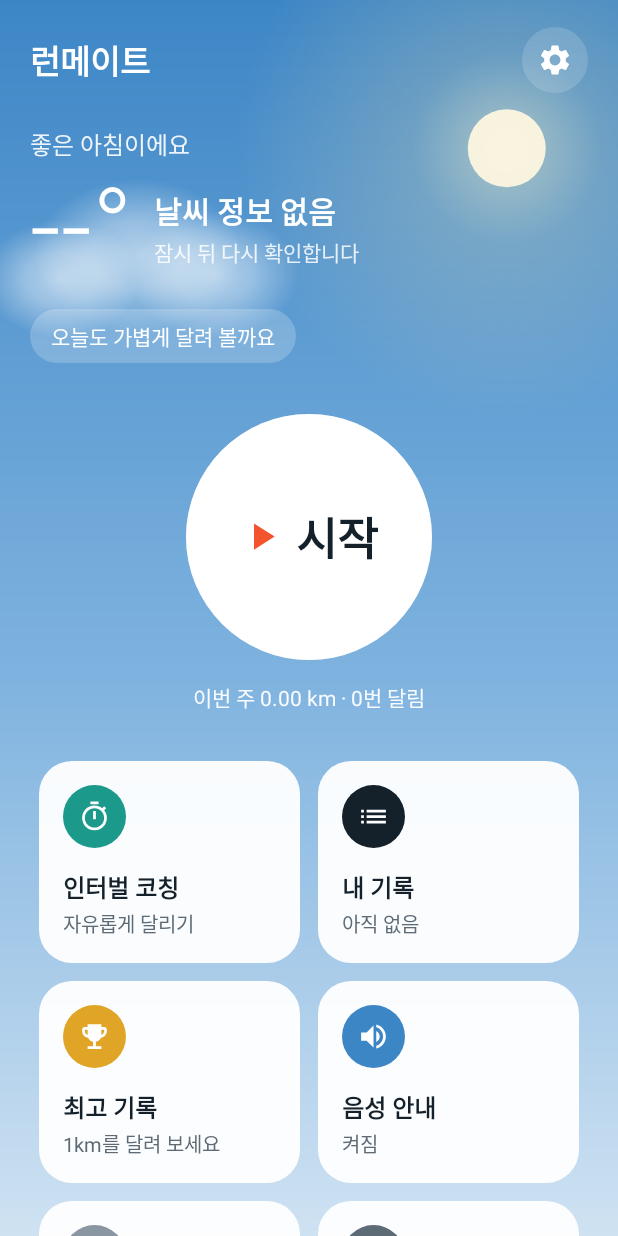
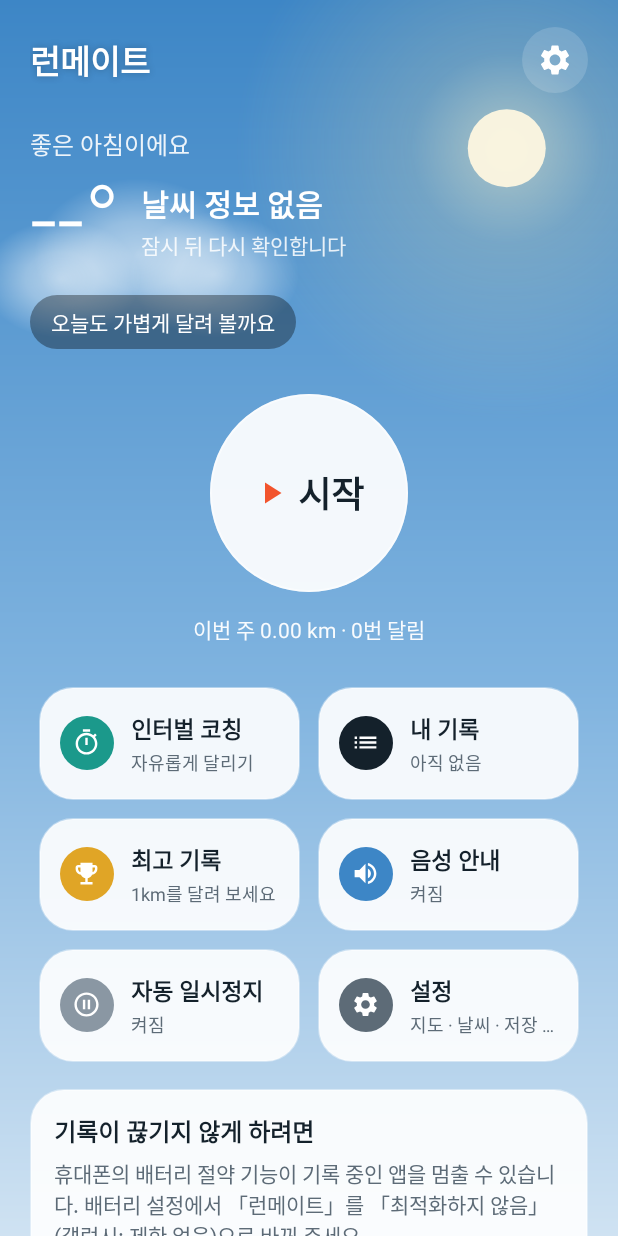
Before and after one commit to sby1234-ai/runmate, an Android app: the screen it shows after launch (MainActivity), on a phone screen of 412 x 824 dp. Run offline under Robolectric (Android 15) with nearby library versions, the phone set to English and light mode, and no system bars; pictures from the network do not load.

```diff
--- a/app/src/main/java/io/github/sby1234ai/runmate/MainActivity.kt
+++ b/app/src/main/java/io/github/sby1234ai/runmate/MainActivity.kt
@@ -56,6 +56,10 @@ class MainActivity : AppCompatActivity() {
     private val ticker = Handler(Looper.getMainLooper())
     private var openedSavedId: Long? = null
     private var demoWeather: WeatherNow? = null
+    private var currentSky = Sky.PARTLY
+    private var currentNight = false
+    private var darkTiles = false
+    private var running = false
 
     private val listener = RunRecorder.Listener { render(it) }
 
@@ -161,10 +165,12 @@ class MainActivity : AppCompatActivity() {
     private fun applyWeather(w: WeatherNow?, label: String? = null, meta: String? = null) {
         val hour = Calendar.getInstance().get(Calendar.HOUR_OF_DAY)
         val night = w?.let { !it.isDay } ?: (hour < 6 || hour >= 19)
-        sky.setWeather(w?.sky ?: Sky.PARTLY, night)
-        val (top, bottom) = sky.edgeColors()
-        window.statusBarColor = top
-        window.navigationBarColor = bottom
+        val skyNow = w?.sky ?: Sky.PARTLY
+        sky.setWeather(skyNow, night)
+        currentSky = skyNow; currentNight = night
+        applyBackground()
+        darkTiles = sky.photo || night || skyNow == Sky.RAIN || skyNow == Sky.STORM
+        styleTiles()
         WindowCompat.getInsetsController(window, window.decorView).apply {
             isAppearanceLightStatusBars = false
             isAppearanceLightNavigationBars = false
@@ -190,6 +196,45 @@ class MainActivity : AppCompatActivity() {
             findViewById<TextView>(R.id.weatherMeta).text = "${feels}바람 ${"%.1f".format(w.windMs)}m/s"
             tip.text = Weather.tip(w)
             findViewById<TextView>(R.id.credit).text = "날씨 정보: Open-Meteo.com (CC BY 4.0)"
+        }
+    }
+
+    /**
+     * 날씨(와 달리는 중인지)에 맞는 사진이 앱에 들어 있으면 사진을, 없으면 그라데이션 하늘을 씁니다.
+     * 사진 이름: bg_clear, bg_cloudy, bg_rain, bg_snow, bg_night, bg_run_day, bg_run_night (res/drawable-nodpi)
+     */
+    private fun applyBackground() {
+        val base = when {
+            running -> if (currentNight) "bg_run_night" else "bg_run_day"
+            currentNight -> "bg_night"
+            else -> when (currentSky) {
+                Sky.CLEAR, Sky.PARTLY -> "bg_clear"
+                Sky.CLOUDY, Sky.FOG -> "bg_cloudy"
+                Sky.RAIN, Sky.STORM -> "bg_rain"
+                Sky.SNOW -> "bg_snow"
+            }
+        }
+        val photoView = findViewById<ImageView>(R.id.bgPhoto)
+        @Suppress("DiscouragedApi")
+        val id = resources.getIdentifier(base, "drawable", packageName)
+        if (id != 0) {
+            photoView.setImageResource(id); photoView.visibility = View.VISIBLE; sky.photo = true
+        } else {
+            photoView.setImageDrawable(null); photoView.visibility = View.GONE; sky.photo = false
+        }
+        val (top, bottom) = if (sky.photo) 0xFF111111.toInt() to 0xFF111111.toInt() else sky.edgeColors()
+        window.statusBarColor = top
+        window.navigationBarColor = bottom
+    }
+
+    /** 어두운 배경(비·밤·사진)에서는 어두운 반투명 카드에 흰 글자, 밝은 배경에서는 흰 카드에 짙은 글자 */
+    private fun styleTiles() {
+        val grid = findViewById<GridLayout>(R.id.tiles)
+        for (i in 0 until grid.childCount) {
+            val v = grid.getChildAt(i)
+            v.setBackgroundResource(if (darkTiles) R.drawable.bg_tile_dark else R.drawable.bg_tile)
+            v.findViewById<TextView>(R.id.title).setTextColor(if (darkTiles) 0xFFFFFFFF.toInt() else ContextCompat.getColor(this, R.color.ink))
+            v.findViewById<TextView>(R.id.sub).setTextColor(if (darkTiles) 0xB3FFFFFF.toInt() else ContextCompat.getColor(this, R.color.sub))
         }
     }
 
@@ -233,6 +278,7 @@ class MainActivity : AppCompatActivity() {
             grid.addView(v, lp)
             v
         }
+        styleTiles()
         // 기록 요약은 파일을 읽어야 하므로 뒤에서 계산합니다
         Thread {
             val runs = RunStore.ids(this).mapNotNull { RunStore.load(this, it) }
@@ -294,6 +340,7 @@ class MainActivity : AppCompatActivity() {
         home.visibility = if (s.recording) View.GONE else View.VISIBLE
         runPanel.visibility = if (s.recording) View.VISIBLE else View.GONE
         sky.dim = s.recording
+        if (running != s.recording) { running = s.recording; applyBackground() }
 
         val paused = s.recording && s.paused && Prefs.autoPause(this)
         val (label, color, tint) = when {
--- a/app/src/main/java/io/github/sby1234ai/runmate/ui/SkyView.kt
+++ b/app/src/main/java/io/github/sby1234ai/runmate/ui/SkyView.kt
@@ -20,6 +20,9 @@ import kotlin.random.Random
 class SkyView @JvmOverloads constructor(ctx: Context, attrs: AttributeSet? = null) : View(ctx, attrs) {
     var sky: Sky = Sky.PARTLY; private set
     var night: Boolean = false; private set
+    /** 뒤에 날씨 사진이 깔려 있으면 하늘 대신 글자가 잘 보이게 위·아래만 어둡게 누르고, 비·눈 입자만 그립니다. */
+    var photo: Boolean = false
+        set(v) { if (field != v) { field = v; shaderKey = ""; invalidate() } }
     /** 달리는 중 화면처럼 글자가 많은 곳에서는 배경을 어둡게 눌러 줍니다. */
     var dim: Boolean = false
         set(v) { field = v; invalidate() }
@@ -71,18 +74,20 @@ class SkyView @JvmOverloads constructor(ctx: Context, attrs: AttributeSet? = nul
         super.onDraw(canvas)
         val w = width.toFloat(); val h = height.toFloat()
         if (w <= 0 || h <= 0) return
-        val key = "$sky$night$width$height"
+        val key = "$sky$night$photo$width$height"
         if (key != shaderKey) {
-            bg.shader = LinearGradient(0f, 0f, 0f, h, colors(), floatArrayOf(0f, 0.55f, 1f), Shader.TileMode.CLAMP)
+            bg.shader = if (photo)
+                LinearGradient(0f, 0f, 0f, h, intArrayOf(0x8C000000.toInt(), 0x26000000, 0x1A000000, 0xA6000000.toInt()), floatArrayOf(0f, 0.32f, 0.55f, 1f), Shader.TileMode.CLAMP)
+            else LinearGradient(0f, 0f, 0f, h, colors(), floatArrayOf(0f, 0.55f, 1f), Shader.TileMode.CLAMP)
             shaderKey = key
         }
         canvas.drawRect(0f, 0f, w, h, bg)
         val t = SystemClock.uptimeMillis() / 1000f
 
         // 달리는 중(dim)에는 숫자가 잘 보이게 해·달·구름은 빼고 별·비·눈만 남깁니다
-        if (night) drawStars(canvas, w, h, t, moon = !dim)
-        else if (!dim && (sky == Sky.CLEAR || sky == Sky.PARTLY)) drawSun(canvas, w, h, t)
-        val clouds = !dim
+        if (night && !photo) drawStars(canvas, w, h, t, moon = !dim)
+        else if (!dim && !photo && (sky == Sky.CLEAR || sky == Sky.PARTLY)) drawSun(canvas, w, h, t)
+        val clouds = !dim && !photo
         when (sky) {
             Sky.PARTLY -> if (clouds) drawClouds(canvas, w, h, t, 2, 0.55f)
             Sky.CLOUDY, Sky.FOG -> if (clouds) drawClouds(canvas, w, h, t, 4, 0.42f)
@@ -91,7 +96,7 @@ class SkyView @JvmOverloads constructor(ctx: Context, attrs: AttributeSet? = nul
             Sky.SNOW -> { if (clouds) drawClouds(canvas, w, h, t, 3, 0.30f); drawSnow(canvas, w, h, t) }
             else -> {}
         }
-        if (sky == Sky.FOG) { p.shader = null; p.color = 0x40FFFFFF; canvas.drawRect(0f, h * 0.45f, w, h, p) }
+        if (sky == Sky.FOG && !photo) { p.shader = null; p.color = 0x40FFFFFF; canvas.drawRect(0f, h * 0.45f, w, h, p) }
         if (dim) { p.shader = null; p.color = 0x59000000; canvas.drawRect(0f, 0f, w, h, p) }
 
         if (isShown) postInvalidateDelayed(50)
--- /dev/null
+++ b/app/src/main/res/drawable/bg_chip_dark.xml
@@ -0,0 +1,5 @@
+<?xml version="1.0" encoding="utf-8"?>
+<shape xmlns:android="http://schemas.android.com/apk/res/android" android:shape="rectangle">
+    <solid android:color="#59000000" />
+    <corners android:radius="999dp" />
+</shape>
--- a/app/src/main/res/drawable/bg_glass.xml
+++ b/app/src/main/res/drawable/bg_glass.xml
@@ -1,6 +1,6 @@
 <?xml version="1.0" encoding="utf-8"?>
 <shape xmlns:android="http://schemas.android.com/apk/res/android" android:shape="rectangle">
-    <solid android:color="#2EFFFFFF" />
+    <solid android:color="#59141B24" />
     <corners android:radius="22dp" />
-    <stroke android:width="1dp" android:color="#33FFFFFF" />
+    <stroke android:width="1dp" android:color="#2EFFFFFF" />
 </shape>
--- a/app/src/main/res/drawable/bg_tile.xml
+++ b/app/src/main/res/drawable/bg_tile.xml
@@ -1,5 +1,6 @@
 <?xml version="1.0" encoding="utf-8"?>
 <shape xmlns:android="http://schemas.android.com/apk/res/android" android:shape="rectangle">
-    <solid android:color="#F2FFFFFF" />
+    <solid android:color="#E6FFFFFF" />
     <corners android:radius="22dp" />
+    <stroke android:width="1dp" android:color="#66FFFFFF" />
 </shape>
--- /dev/null
+++ b/app/src/main/res/drawable/bg_tile_dark.xml
@@ -0,0 +1,6 @@
+<?xml version="1.0" encoding="utf-8"?>
+<shape xmlns:android="http://schemas.android.com/apk/res/android" android:shape="rectangle">
+    <solid android:color="#66141B24" />
+    <corners android:radius="22dp" />
+    <stroke android:width="1dp" android:color="#2EFFFFFF" />
+</shape>
--- a/app/src/main/res/layout/activity_main.xml
+++ b/app/src/main/res/layout/activity_main.xml
@@ -2,6 +2,10 @@
 <FrameLayout xmlns:android="http://schemas.android.com/apk/res/android"
     xmlns:app="http://schemas.android.com/apk/res-auto"
     android:layout_width="match_parent" android:layout_height="match_parent">
+
+    <!-- 날씨 사진(res/drawable-nodpi/bg_*.jpg 이 있으면 씀). 없으면 SkyView가 그라데이션 하늘을 그립니다 -->
+    <ImageView android:id="@+id/bgPhoto" android:layout_width="match_parent" android:layout_height="match_parent"
+        android:scaleType="centerCrop" android:importantForAccessibility="no" android:visibility="gone" />
 
     <io.github.sby1234ai.runmate.ui.SkyView android:id="@+id/sky"
         android:layout_width="match_parent" android:layout_height="match_parent" />
@@ -15,7 +19,8 @@
             <LinearLayout android:layout_width="match_parent" android:layout_height="wrap_content"
                 android:orientation="horizontal" android:gravity="center_vertical">
                 <TextView android:layout_width="0dp" android:layout_weight="1" android:layout_height="wrap_content"
-                    android:text="@string/app_name" android:textSize="22sp" android:textStyle="bold" android:textColor="#FFFFFFFF" />
+                    android:text="@string/app_name" android:textSize="22sp" android:textStyle="bold" android:textColor="#FFFFFFFF"
+                android:shadowColor="#40000000" android:shadowRadius="6" />
                 <ImageButton android:id="@+id/btnSettings"
                     android:layout_width="44dp" android:layout_height="44dp"
                     android:background="@drawable/bg_icon_button" android:src="@drawable/ic_settings"
@@ -27,7 +32,7 @@
             <LinearLayout android:layout_width="match_parent" android:layout_height="wrap_content"
                 android:orientation="horizontal" android:gravity="center_vertical" android:layout_marginTop="2dp">
                 <TextView android:id="@+id/temp" android:layout_width="wrap_content" android:layout_height="wrap_content"
-                    android:text="--°" android:textSize="72sp" android:textColor="#FFFFFFFF"
+                    android:text="--°" android:textSize="64sp" android:textColor="#FFFFFFFF"
                     android:fontFamily="sans-serif-light" android:includeFontPadding="false" android:fontFeatureSettings="tnum" />
                 <LinearLayout android:layout_width="0dp" android:layout_weight="1" android:layout_height="wrap_content"
                     android:orientation="vertical" android:layout_marginStart="14dp">
@@ -38,26 +43,26 @@
                 </LinearLayout>
             </LinearLayout>
             <TextView android:id="@+id/weatherTip" android:layout_width="wrap_content" android:layout_height="wrap_content"
-                android:layout_marginTop="12dp" android:background="@drawable/bg_chip_glass"
+                android:layout_marginTop="12dp" android:background="@drawable/bg_chip_dark"
                 android:paddingHorizontal="14dp" android:paddingVertical="7dp"
                 android:textSize="14sp" android:textColor="#FFFFFFFF" />
 
             <!-- 시작 버튼 -->
             <com.google.android.material.button.MaterialButton
                 android:id="@+id/btnStart"
-                android:layout_width="164dp" android:layout_height="164dp"
-                android:layout_gravity="center_horizontal" android:layout_marginTop="34dp"
+                android:layout_width="132dp" android:layout_height="132dp"
+                android:layout_gravity="center_horizontal" android:layout_marginTop="30dp"
                 android:insetTop="0dp" android:insetBottom="0dp" android:insetLeft="0dp" android:insetRight="0dp"
-                android:text="시작" android:textSize="30sp" android:textStyle="bold" android:textColor="@color/ink"
-                app:icon="@drawable/ic_play" app:iconGravity="textStart" app:iconSize="30dp" app:iconTint="@color/run"
-                app:cornerRadius="82dp" app:backgroundTint="#FFFFFFFF" android:elevation="10dp"
-                app:strokeColor="#59FFFFFF" app:strokeWidth="10dp" />
+                android:text="시작" android:textSize="24sp" android:textStyle="bold" android:textColor="@color/ink"
+                app:icon="@drawable/ic_play" app:iconGravity="textStart" app:iconSize="24dp" app:iconPadding="6dp" app:iconTint="@color/run"
+                app:cornerRadius="66dp" app:backgroundTint="#EBFFFFFF" android:elevation="12dp"
+                app:strokeColor="#80FFFFFF" app:strokeWidth="1dp" />
             <TextView android:id="@+id/weekLine" android:layout_width="wrap_content" android:layout_height="wrap_content"
                 android:layout_gravity="center_horizontal" android:layout_marginTop="14dp"
                 android:textSize="14sp" android:textColor="#F2FFFFFF" android:fontFeatureSettings="tnum" />
 
             <GridLayout android:id="@+id/tiles" android:layout_width="match_parent" android:layout_height="wrap_content"
-                android:layout_marginTop="26dp" android:columnCount="2" android:useDefaultMargins="false" />
+                android:layout_marginTop="22dp" android:layout_marginHorizontal="-6dp" android:columnCount="2" android:useDefaultMargins="false" />
 
             <LinearLayout android:id="@+id/setupCard"
                 android:layout_width="match_parent" android:layout_height="wrap_content"
@@ -100,7 +105,7 @@
             </LinearLayout>
 
             <io.github.sby1234ai.runmate.ui.RunnerView android:id="@+id/runner"
-                android:layout_width="190dp" android:layout_height="190dp" android:layout_marginTop="16dp" />
+                android:layout_width="150dp" android:layout_height="150dp" android:layout_marginTop="12dp" />
 
             <TextView android:id="@+id/time" style="@style/Num"
                 android:layout_width="wrap_content" android:layout_height="wrap_content" android:layout_marginTop="8dp"
--- a/app/src/main/res/layout/item_tile.xml
+++ b/app/src/main/res/layout/item_tile.xml
@@ -1,18 +1,23 @@
 <?xml version="1.0" encoding="utf-8"?>
 <LinearLayout xmlns:android="http://schemas.android.com/apk/res/android"
     android:layout_width="0dp" android:layout_height="wrap_content"
-    android:orientation="vertical" android:background="@drawable/bg_tile"
-    android:padding="16dp" android:minHeight="128dp"
+    android:orientation="horizontal" android:gravity="center_vertical"
+    android:background="@drawable/bg_tile"
+    android:paddingHorizontal="14dp" android:paddingVertical="16dp"
     android:clickable="true" android:focusable="true"
     android:foreground="?android:attr/selectableItemBackground">
-    <FrameLayout android:id="@+id/iconBg" android:layout_width="42dp" android:layout_height="42dp"
+    <FrameLayout android:id="@+id/iconBg" android:layout_width="36dp" android:layout_height="36dp"
         android:background="@drawable/bg_circle">
-        <ImageView android:id="@+id/icon" android:layout_width="22dp" android:layout_height="22dp"
+        <ImageView android:id="@+id/icon" android:layout_width="19dp" android:layout_height="19dp"
             android:layout_gravity="center" android:importantForAccessibility="no" />
     </FrameLayout>
-    <TextView android:id="@+id/title" android:layout_width="match_parent" android:layout_height="wrap_content"
-        android:layout_marginTop="14dp" android:textSize="16sp" android:textStyle="bold" android:textColor="@color/ink" />
-    <TextView android:id="@+id/sub" android:layout_width="match_parent" android:layout_height="wrap_content"
-        android:layout_marginTop="2dp" android:textSize="13sp" android:textColor="@color/sub"
-        android:maxLines="1" android:ellipsize="end" android:fontFeatureSettings="tnum" />
+    <LinearLayout android:layout_width="0dp" android:layout_weight="1" android:layout_height="wrap_content"
+        android:orientation="vertical" android:layout_marginStart="11dp">
+        <TextView android:id="@+id/title" android:layout_width="match_parent" android:layout_height="wrap_content"
+            android:textSize="15sp" android:textStyle="bold" android:textColor="@color/ink"
+            android:maxLines="1" android:ellipsize="end" />
+        <TextView android:id="@+id/sub" android:layout_width="match_parent" android:layout_height="wrap_content"
+            android:layout_marginTop="2dp" android:textSize="12sp" android:textColor="@color/sub"
+            android:maxLines="1" android:ellipsize="end" android:fontFeatureSettings="tnum" />
+    </LinearLayout>
 </LinearLayout>
```
